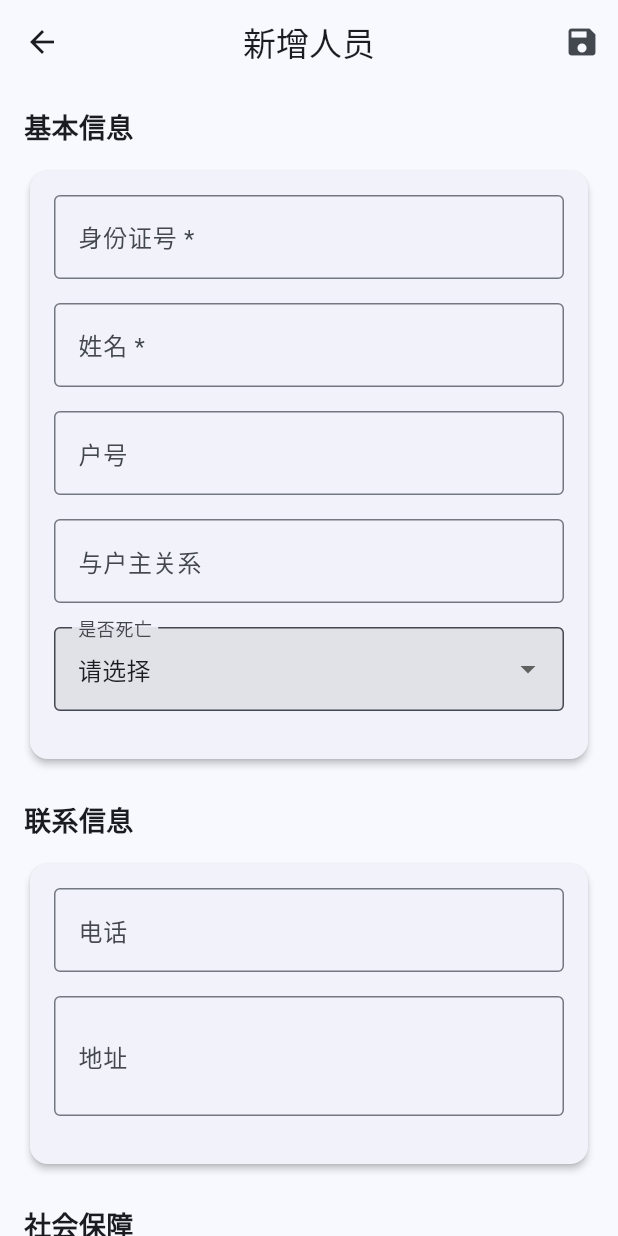
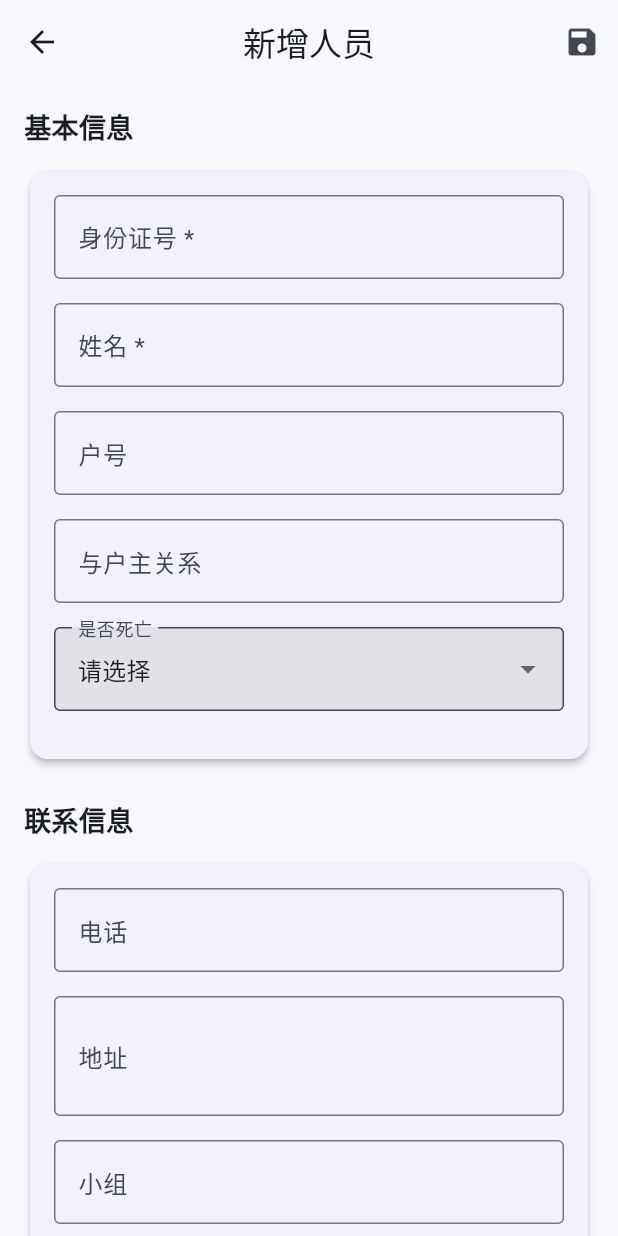
Before and after one commit to XTLT/db-population-system-mobile, a Flutter app: the PersonEditPage screen opened directly, on a phone screen of 412 x 824 dp. Run offline on Flutter 3.47's test engine with Material 3 defaults, Android fonts, the phone set to English and light mode, and no system bars; our stand-ins replace cached_network_image, connectivity_plus, dio, file_picker, fl_chart, flutter_local_notifications and 9 more; accounts and stored records are empty; network calls fail.

Commit message:
新增小组(group_name)字段：详情页/编辑页显示

```diff
--- a/lib/models/person.dart
+++ b/lib/models/person.dart
@@ -58,6 +58,7 @@ class Person {
   final String? name;
   final String? huHao;
   final String? address;
+  final String? groupName;
   final String? relation;
   final String? phone;
   final String? age;
@@ -95,6 +96,7 @@ class Person {
     this.name,
     this.huHao,
     this.address,
+    this.groupName,
     this.relation,
     this.phone,
     this.age,
@@ -134,6 +136,7 @@ class Person {
       name: json['name'],
       huHao: json['hu_hao'],
       address: json['address'],
+      groupName: json['group_name'],
       relation: json['relation'],
       phone: json['phone'],
       age: json['age'],
@@ -176,6 +179,7 @@ class Person {
       'name': name,
       'hu_hao': huHao,
       'address': address,
+      'group_name': groupName,
       'relation': relation,
       'phone': phone,
       'age': age,
--- a/lib/pages/person/person_detail_page.dart
+++ b/lib/pages/person/person_detail_page.dart
@@ -245,6 +245,8 @@ class _PersonDetailPageState extends State<PersonDetailPage>
           _buildInfoSection('联系信息', [
             _buildInfoItem('电话', person.phone, copyable: true),
             _buildInfoItem('地址', person.address),
+            if (person.groupName != null && person.groupName!.isNotEmpty)
+              _buildInfoItem('小组', person.groupName),
           ]),
 
           _buildInfoSection('社会保障', [
--- a/lib/pages/person/person_edit_page.dart
+++ b/lib/pages/person/person_edit_page.dart
@@ -26,6 +26,7 @@ class _PersonEditPageState extends State<PersonEditPage> {
   late TextEditingController _nameController;
   late TextEditingController _huHaoController;
   late TextEditingController _addressController;
+  late TextEditingController _groupNameController;
   late TextEditingController _relationController;
   late TextEditingController _phoneController;
   late TextEditingController _remarkController;
@@ -124,6 +125,7 @@ class _PersonEditPageState extends State<PersonEditPage> {
       text: widget.person?.huHao ?? widget.initialHuHao ?? ''
     );
     _addressController = TextEditingController(text: widget.person?.address ?? '');
+    _groupNameController = TextEditingController(text: widget.person?.groupName ?? '');
     _relationController = TextEditingController(text: widget.person?.relation ?? '');
     _phoneController = TextEditingController(text: widget.person?.phone ?? '');
     _remarkController = TextEditingController(text: widget.person?.remark ?? '');
@@ -182,6 +184,7 @@ class _PersonEditPageState extends State<PersonEditPage> {
     _nameController.dispose();
     _huHaoController.dispose();
     _addressController.dispose();
+    _groupNameController.dispose();
     _relationController.dispose();
     _phoneController.dispose();
     _remarkController.dispose();
@@ -586,6 +589,7 @@ class _PersonEditPageState extends State<PersonEditPage> {
         'name': _nameController.text.trim(),
         'hu_hao': _huHaoController.text.trim(),
         'address': _addressController.text.trim(),
+        'group_name': _groupNameController.text.trim(),
         'relation': _relationController.text.trim(),
         'phone': _phoneController.text.trim(),
         'is_dead': _isDead,
@@ -795,6 +799,11 @@ class _PersonEditPageState extends State<PersonEditPage> {
                       label: '地址',
                       validator: Validators.validateAddress,
                       maxLines: 2,
+                    ),
+                    _buildTextField(
+                      controller: _groupNameController,
+                      label: '小组',
+                      maxLines: 1,
                     ),
                   ]),
 
```
